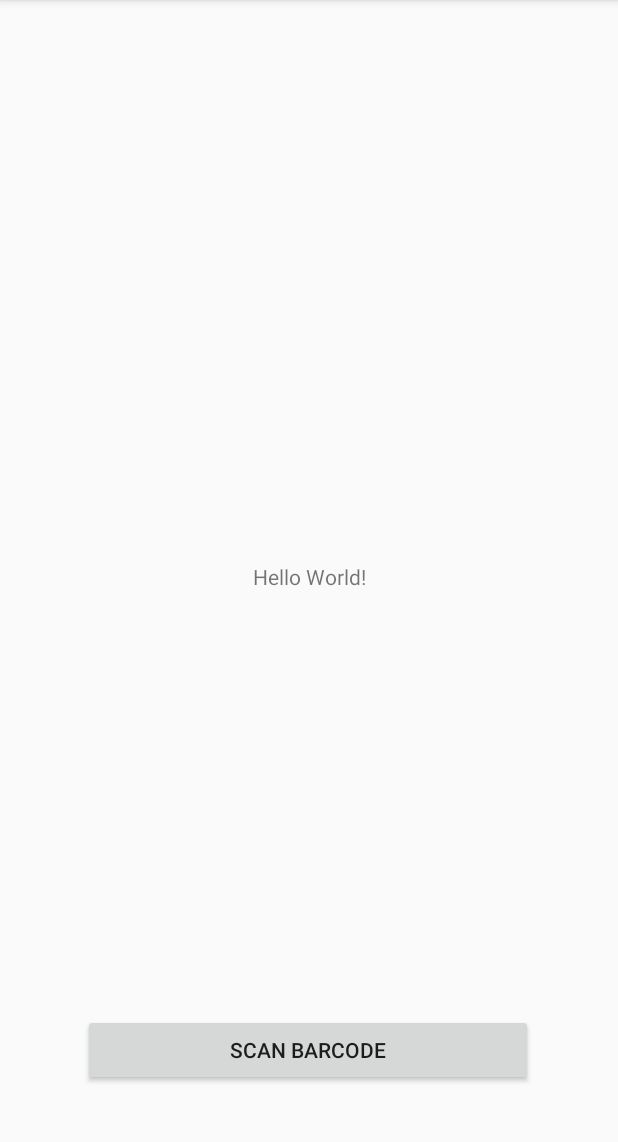
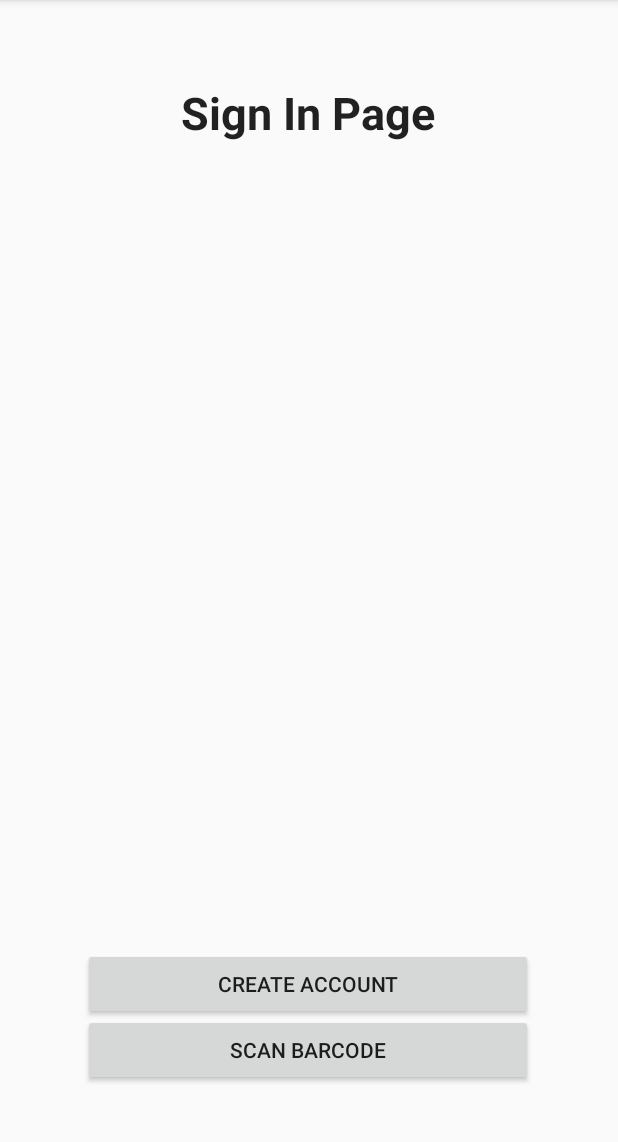
Before and after one commit to CMPUT301W22T37/QRHunter, an Android app: the screen it shows after launch (MainActivity), on a phone screen of 412 x 824 dp, the part 84-1226 px from its top. Run offline under Robolectric (Android 15) with nearby library versions, the phone set to English and light mode, and no system bars; our stand-ins replace Firebase (no records; nobody signed in at launch, a user with empty details on screens opened directly).

```diff
--- a/QRHunter/app/src/main/java/com/example/qrhunter/MainActivity.java
+++ b/QRHunter/app/src/main/java/com/example/qrhunter/MainActivity.java
@@ -14,21 +14,23 @@ import java.util.HashMap;
 
 public class MainActivity extends AppCompatActivity {
     private FirebaseFirestore db;
+    private Button createAccountBtn;
+    private Button btn;
 
     @Override
     protected void onCreate(Bundle savedInstanceState) {
         super.onCreate(savedInstanceState);
         setContentView(R.layout.activity_main);
 
-        User testUser = new User("testUser","test@gmail.com");
-        HashMap<String, String> data = new HashMap<>();
-        data.put(testUser.getUsername(), testUser.getEmail());
-        db = FirebaseFirestore.getInstance();
-        final CollectionReference collectionReference = db.collection("Users");
-        collectionReference
-                .document(testUser.getUsername())
-                .set(data);
-        Button btn=(Button)findViewById(R.id.btnQRScanner);
+//        User testUser = new User("testUser1", "test1@gmail.com");
+//        HashMap<String, String> data = new HashMap<>();
+//        data.put(testUser.getUsername(), testUser.getEmail());
+//        db = FirebaseFirestore.getInstance();
+//        final CollectionReference collectionReference = db.collection("Users");
+//        collectionReference
+//                .document(testUser.getUsername())
+//                .set(data);
+        btn=(Button)findViewById(R.id.btnQRScanner);
 
         btn.setOnClickListener(new View.OnClickListener() {
             @Override
@@ -36,6 +38,12 @@ public class MainActivity extends AppCompatActivity {
                 startActivity(new Intent(MainActivity.this,ScanQRCodeActivity.class));
             }
         });
+
+        createAccountBtn = findViewById(R.id.btnCreateAccount);
+    }
+
+    public void onCreateAccount(View view){
+        startActivity(new Intent(MainActivity.this,CreateAccount.class));
     }
 
 
--- a/QRHunter/app/src/main/java/com/example/qrhunter/ScanQRCodeActivity.java
+++ b/QRHunter/app/src/main/java/com/example/qrhunter/ScanQRCodeActivity.java
@@ -3,10 +3,8 @@ package com.example.qrhunter;
 import android.os.Bundle;
 import android.view.View;
 import android.widget.Toast;
-
 import androidx.annotation.NonNull;
 import androidx.appcompat.app.AppCompatActivity;
-
 import com.budiyev.android.codescanner.CodeScanner;
 import com.budiyev.android.codescanner.CodeScannerView;
 import com.budiyev.android.codescanner.DecodeCallback;
--- a/QRHunter/app/src/main/res/layout/activity_main.xml
+++ b/QRHunter/app/src/main/res/layout/activity_main.xml
@@ -9,11 +9,32 @@
     <TextView
         android:layout_width="wrap_content"
         android:layout_height="wrap_content"
-        android:text="Hello World!"
+        android:layout_marginBottom="500dp"
+        android:text="Sign In Page"
+        android:textAppearance="@style/TextAppearance.AppCompat.Large"
+        android:textSize="30dp"
+        android:textStyle="bold"
         app:layout_constraintBottom_toBottomOf="parent"
+        app:layout_constraintHorizontal_bias="0.498"
         app:layout_constraintLeft_toLeftOf="parent"
         app:layout_constraintRight_toRightOf="parent"
-        app:layout_constraintTop_toTopOf="parent" />
+        app:layout_constraintTop_toTopOf="parent"
+        app:layout_constraintVertical_bias="0.24" />
+
+    <Button
+        android:id="@+id/btnCreateAccount"
+        android:layout_width="300dp"
+        android:layout_height="wrap_content"
+        android:layout_centerHorizontal="true"
+        android:layout_marginStart="8dp"
+        android:layout_marginEnd="8dp"
+        android:layout_marginBottom="88dp"
+        android:onClick="onCreateAccount"
+        android:text="Create Account"
+        app:layout_constraintBottom_toBottomOf="parent"
+        app:layout_constraintEnd_toEndOf="parent"
+        app:layout_constraintHorizontal_bias="0.494"
+        app:layout_constraintStart_toStartOf="parent" />
 
     <Button
         android:id="@+id/btnQRScanner"
```
Also changed, not shown: QRHunter/app/build.gradle (+10 -3 lines), QRHunter/app/src/main/AndroidManifest.xml (+18 -3 lines), QRHunter/app/src/main/java/com/example/qrhunter/CreateAccount.java (+82 -1 lines), QRHunter/app/src/main/java/com/example/qrhunter/User.java (+10 -0 lines), QRHunter/app/src/main/res/layout/activity_create_account.xml (+59 -3 lines), 1 other file.
